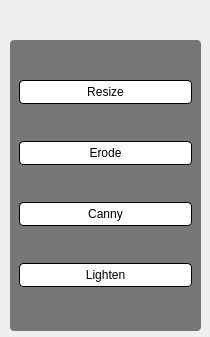
idrisT11/Image-Editor, file toolswidget.ui: the form before one commit.
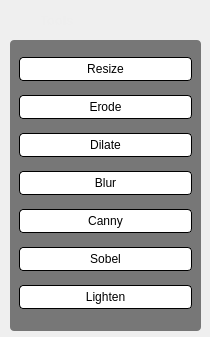
The form after the commit. Icons and pictures are not drawn.

Commit message: Implemented Erode & Dilate

What changed in the file:
```diff
--- a/toolswidget.ui
+++ b/toolswidget.ui
@@ -71,7 +71,7 @@
     <enum>QFrame::Raised</enum>
    </property>
    <layout class="QGridLayout" name="gridLayout">
-    <item row="3" column="0">
+    <item row="6" column="0">
      <widget class="QPushButton" name="lightenButton">
       <property name="styleSheet">
        <string notr="true">border: 1px solid black;
@@ -83,15 +83,28 @@
       </property>
      </widget>
     </item>
-    <item row="0" column="0">
-     <widget class="QPushButton" name="resizeButton">
+    <item row="4" column="0">
+     <widget class="QPushButton" name="pushButton_3">
       <property name="styleSheet">
        <string notr="true">border: 1px solid black;
 padding: 4px;
 background-color: white;</string>
       </property>
       <property name="text">
-       <string>Resize</string>
+       <string>Canny</string>
+      </property>
+     </widget>
+    </item>
+    <item row="3" column="0">
+     <widget class="QPushButton" name="pushButton_5">
+      <property name="styleSheet">
+       <string notr="true">border: 1px solid black;
+padding: 4px;
+background-color: white;
+</string>
+      </property>
+      <property name="text">
+       <string>Blur</string>
       </property>
      </widget>
     </item>
@@ -109,7 +122,7 @@
      </widget>
     </item>
     <item row="2" column="0">
-     <widget class="QPushButton" name="pushButton_3">
+     <widget class="QPushButton" name="dilateButton">
       <property name="styleSheet">
        <string notr="true">border: 1px solid black;
 padding: 4px;
@@ -117,7 +130,32 @@
 </string>
       </property>
       <property name="text">
-       <string>Canny</string>
+       <string>Dilate</string>
+      </property>
+     </widget>
+    </item>
+    <item row="0" column="0">
+     <widget class="QPushButton" name="resizeButton">
+      <property name="styleSheet">
+       <string notr="true">border: 1px solid black;
+padding: 4px;
+background-color: white;</string>
+      </property>
+      <property name="text">
+       <string>Resize</string>
+      </property>
+     </widget>
+    </item>
+    <item row="5" column="0">
+     <widget class="QPushButton" name="pushButton_6">
+      <property name="styleSheet">
+       <string notr="true">border: 1px solid black;
+padding: 4px;
+background-color: white;
+</string>
+      </property>
+      <property name="text">
+       <string>Sobel</string>
       </property>
      </widget>
     </item>
```
Left out of the diff: 5 changed lines with no effect on the pictures. The commit also changes 12 other files.
